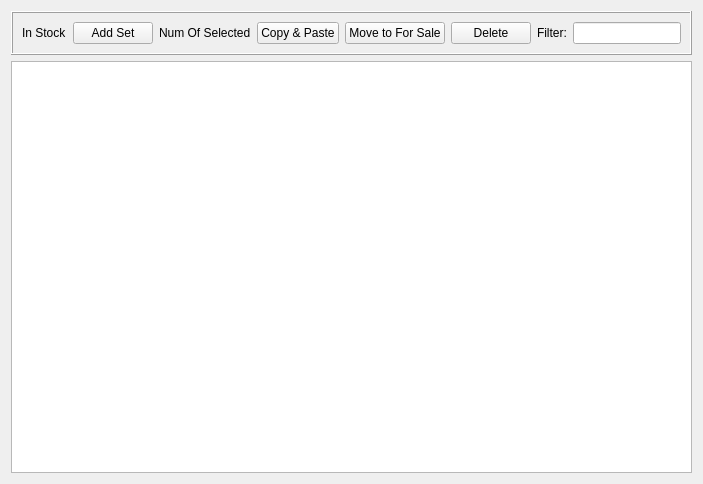
This is src/Applications/BrickMoneyDesktop/src/InStock.ui in tlaemmlein/BrickMoney as Qt 5 draws it before an edit. The edited form follows.
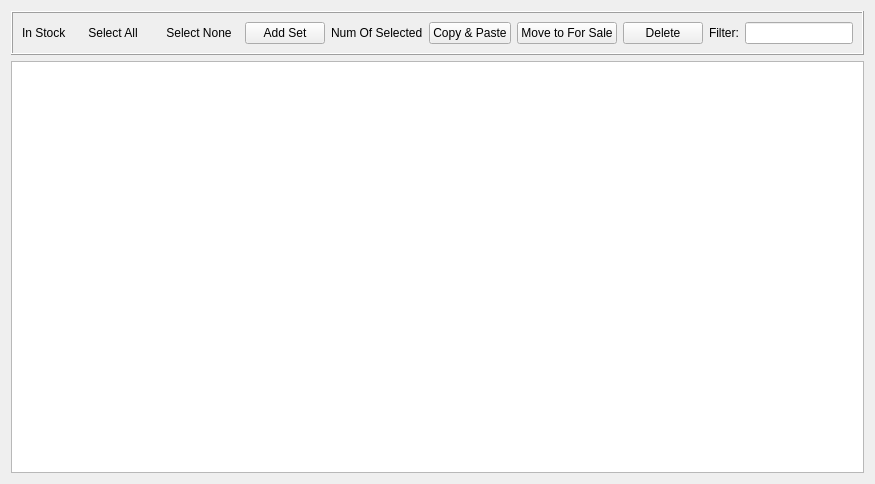
This is the edited form.

Commit message: Select All/None is working.

The edit to the form file:
```diff
--- a/src/Applications/BrickMoneyDesktop/src/InStock.ui
+++ b/src/Applications/BrickMoneyDesktop/src/InStock.ui
@@ -6,7 +6,7 @@
    <rect>
     <x>0</x>
     <y>0</y>
-    <width>639</width>
+    <width>682</width>
     <height>484</height>
    </rect>
   </property>
@@ -30,6 +30,32 @@
         </property>
        </widget>
       </item>
+      <item>
+       <widget class="QPushButton" name="selectAllPushButton">
+        <property name="text">
+         <string>Select All</string>
+        </property>
+        <property name="autoDefault">
+         <bool>false</bool>
+        </property>
+        <property name="default">
+         <bool>false</bool>
+        </property>
+        <property name="flat">
+         <bool>true</bool>
+        </property>
+       </widget>
+      </item>
+      <item>
+       <widget class="QPushButton" name="selectNonePushButton">
+        <property name="text">
+         <string>Select None</string>
+        </property>
+        <property name="flat">
+         <bool>true</bool>
+        </property>
+       </widget>
+      </item>
       <item>
        <widget class="QPushButton" name="addPushButton">
         <property name="text">
```
The commit also changes 5 other files.
